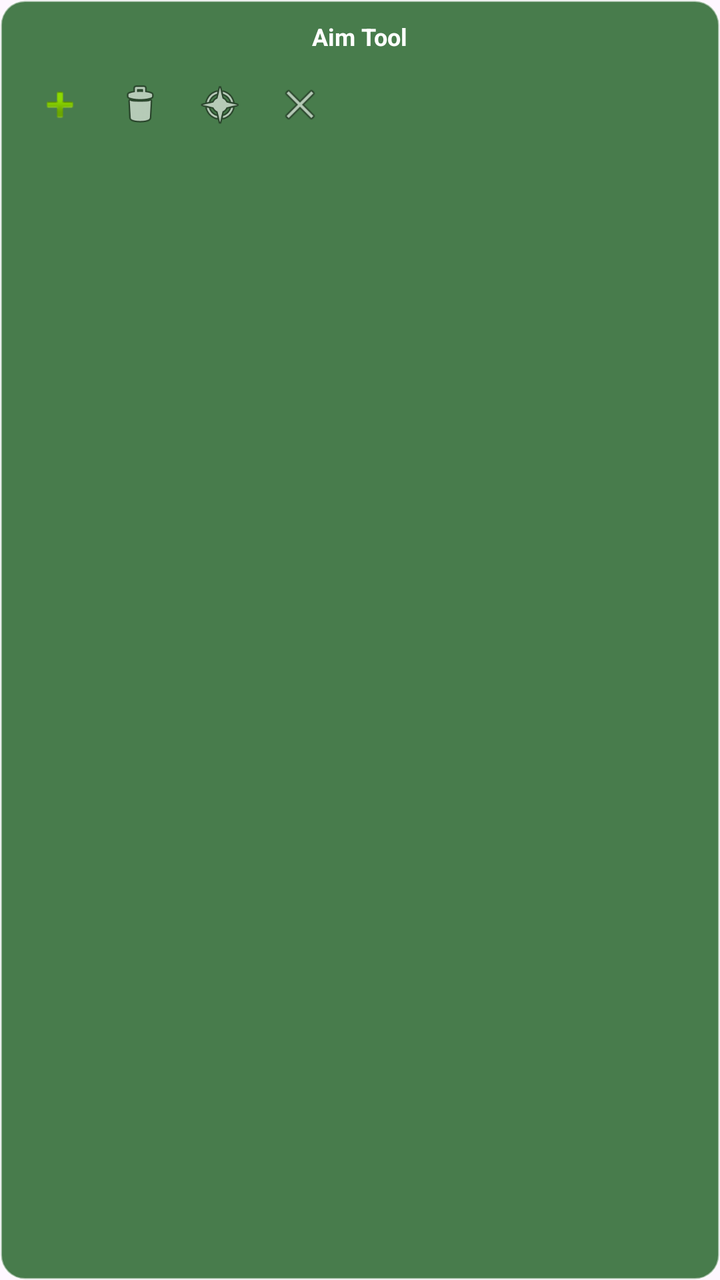
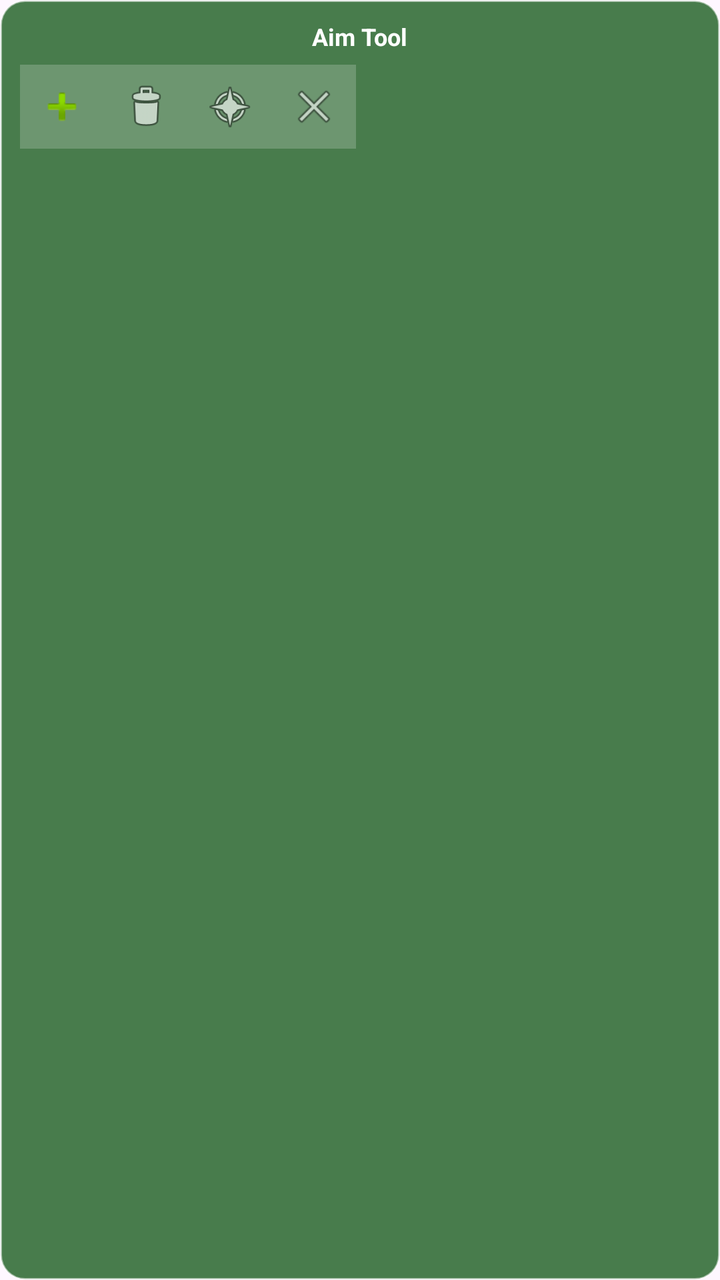

Screens rendered from an Android XML layout before and after an edit, with the pre-edit source and the edit as a unified diff.
<!-- AndroidManifest.xml: application theme Theme.AimTool8Ball -->
<!-- res/layout/overlay_controls.xml -->
<?xml version="1.0" encoding="utf-8"?>
<LinearLayout
    xmlns:android="http://schemas.android.com/apk/res/android"
    android:id="@+id/controlsRoot"
    android:layout_width="wrap_content"
    android:layout_height="wrap_content"
    android:orientation="vertical"
    android:background="@drawable/controls_bg"
    android:padding="10dp"
    android:elevation="8dp">

    <TextView
        android:layout_width="wrap_content"
        android:layout_height="wrap_content"
        android:text="Aim Tool"
        android:textColor="#FFFFFF"
        android:textSize="12sp"
        android:textStyle="bold"
        android:layout_gravity="center_horizontal"
        android:layout_marginBottom="6dp" />

    <LinearLayout
        android:layout_width="wrap_content"
        android:layout_height="wrap_content"
        android:orientation="horizontal">

        <ImageButton
            android:id="@+id/btnAddLine"
            android:layout_width="40dp"
            android:layout_height="40dp"
            android:src="@android:drawable/ic_input_add"
            android:background="?attr/selectableItemBackgroundBorderless"
            android:contentDescription="إضافة خط"
            android:scaleType="centerInside"
            android:padding="8dp" />

        <ImageButton
            android:id="@+id/btnClear"
            android:layout_width="40dp"
            android:layout_height="40dp"
            android:src="@android:drawable/ic_menu_delete"
            android:background="?attr/selectableItemBackgroundBorderless"
            android:contentDescription="مسح"
            android:scaleType="centerInside"
            android:padding="8dp" />

        <ImageButton
            android:id="@+id/btnBank"
            android:layout_width="40dp"
            android:layout_height="40dp"
            android:src="@android:drawable/ic_menu_compass"
            android:background="?attr/selectableItemBackgroundBorderless"
            android:contentDescription="Bank Shot"
            android:scaleType="centerInside"
            android:padding="8dp" />

        <ImageButton
            android:id="@+id/btnClose"
            android:layout_width="40dp"
            android:layout_height="40dp"
            android:src="@android:drawable/ic_menu_close_clear_cancel"
            android:background="?attr/selectableItemBackgroundBorderless"
            android:contentDescription="إغلاق"
            android:scaleType="centerInside"
            android:padding="8dp" />
    </LinearLayout>
</LinearLayout>
<!-- resources referenced by this layout -->
<resources>
  <!-- drawable controls_bg (drawable) -->
  <?xml version="1.0" encoding="utf-8"?>
  <shape xmlns:android="http://schemas.android.com/apk/res/android"
      android:shape="rectangle">
      <solid android:color="#CC1B5E20" />
      <corners android:radius="12dp" />
      <stroke
          android:width="1dp"
          android:color="#80FFFFFF" />
  </shape>
  <style name="Theme.AimTool8Ball" parent="Theme.Material3.DayNight.NoActionBar">
          <item name="colorPrimary">#1B5E20</item>
          <item name="colorPrimaryVariant">#0D3B12</item>
          <item name="colorOnPrimary">#FFFFFF</item>
          <item name="android:statusBarColor">#0D3B12</item>
          <item name="android:navigationBarColor">#0D3B12</item>
      </style>
</resources>

<!-- the commit's change to res/layout/overlay_controls.xml (unified diff, before → after) -->
@@ -26,41 +26,41 @@
 
         <ImageButton
             android:id="@+id/btnAddLine"
-            android:layout_width="40dp"
-            android:layout_height="40dp"
+            android:layout_width="42dp"
+            android:layout_height="42dp"
             android:src="@android:drawable/ic_input_add"
-            android:background="?attr/selectableItemBackgroundBorderless"
-            android:contentDescription="إضافة خط"
+            android:background="#33FFFFFF"
+            android:contentDescription="add"
             android:scaleType="centerInside"
             android:padding="8dp" />
 
         <ImageButton
             android:id="@+id/btnClear"
-            android:layout_width="40dp"
-            android:layout_height="40dp"
+            android:layout_width="42dp"
+            android:layout_height="42dp"
             android:src="@android:drawable/ic_menu_delete"
-            android:background="?attr/selectableItemBackgroundBorderless"
-            android:contentDescription="مسح"
+            android:background="#33FFFFFF"
+            android:contentDescription="clear"
             android:scaleType="centerInside"
             android:padding="8dp" />
 
         <ImageButton
             android:id="@+id/btnBank"
-            android:layout_width="40dp"
-            android:layout_height="40dp"
+            android:layout_width="42dp"
+            android:layout_height="42dp"
             android:src="@android:drawable/ic_menu_compass"
-            android:background="?attr/selectableItemBackgroundBorderless"
-            android:contentDescription="Bank Shot"
+            android:background="#33FFFFFF"
+            android:contentDescription="bank"
             android:scaleType="centerInside"
             android:padding="8dp" />
 
         <ImageButton
             android:id="@+id/btnClose"
-            android:layout_width="40dp"
-            android:layout_height="40dp"
+            android:layout_width="42dp"
+            android:layout_height="42dp"
             android:src="@android:drawable/ic_menu_close_clear_cancel"
-            android:background="?attr/selectableItemBackgroundBorderless"
-            android:contentDescription="إغلاق"
+            android:background="#33FFFFFF"
+            android:contentDescription="close"
             android:scaleType="centerInside"
             android:padding="8dp" />
     </LinearLayout>
